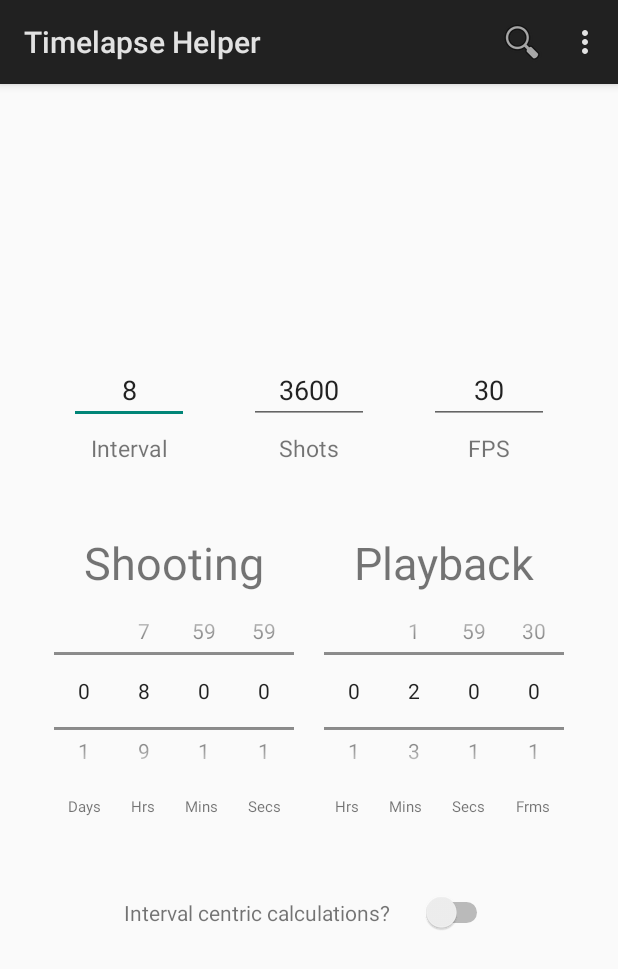
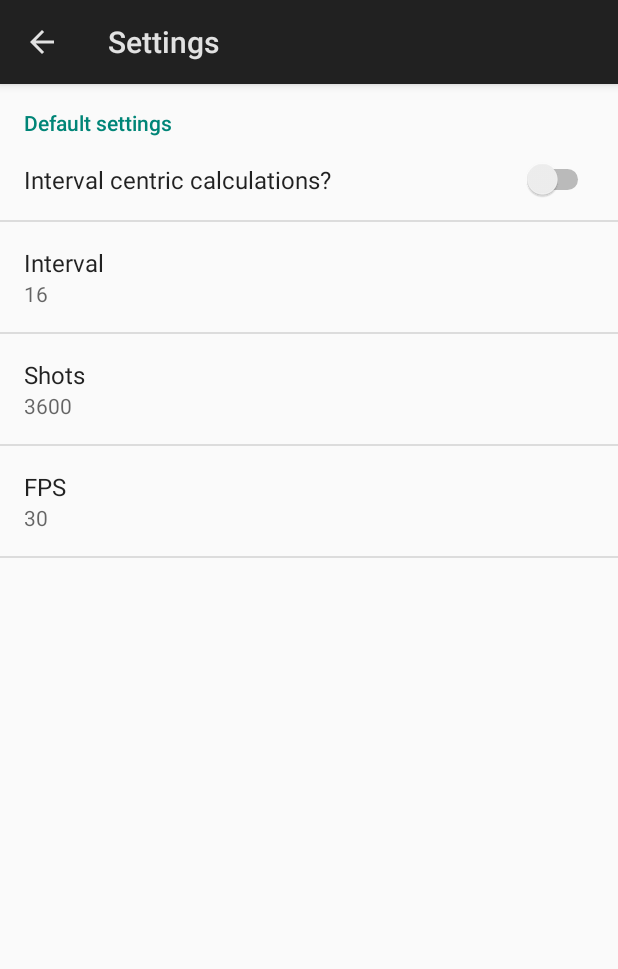
Before and after one commit to sighmon/Timelapse-Calculator-Android, an Android app: the screen it shows after launch (MainActivity before the commit, SettingsActivity after it), in the options menu, after a tap on "Settings", on a phone screen of 412 x 824 dp. Shown: the top 969 px of the screen. Run offline under Robolectric (Android 15) with nearby library versions, the phone set to English and light mode, and no system bars.

Commit message:
Added user editable default settings.

```diff
--- a/mobile/build.gradle
+++ b/mobile/build.gradle
@@ -22,5 +22,6 @@
 dependencies {
     compile fileTree(dir: 'libs', include: ['*.jar'])
     wearApp project(':wear')
-    compile 'com.google.android.gms:play-services:+'
+    compile 'com.google.android.gms:play-services:6.1.71'
+    compile 'com.android.support:support-v4:21.0.2'
 }
--- a/mobile/src/main/java/com/sighmon/timelapsehelper/MainActivity.java
+++ b/mobile/src/main/java/com/sighmon/timelapsehelper/MainActivity.java
@@ -6,7 +6,10 @@
 import android.app.Fragment;
 import android.content.DialogInterface;
 import android.content.Intent;
+import android.content.SharedPreferences;
 import android.os.Bundle;
+import android.preference.PreferenceFragment;
+import android.preference.PreferenceManager;
 import android.text.Editable;
 import android.text.TextWatcher;
 import android.util.Log;
@@ -31,10 +34,6 @@
 public class MainActivity extends Activity {
 
     public final static String EXTRA_MESSAGE = "com.sighmon.timelapsehelper.MESSAGE";
-    public final static Integer INTERVAL_FIELD = 8;
-    public final static Integer SHOTS_FIELD = 3600;
-    public final static Integer FPS_FIELD = 30;
-    public final static Boolean INTERVAL_CENTRIC = false;
 
     @Override
     protected void onCreate(Bundle savedInstanceState) {
@@ -42,9 +41,12 @@
         setContentView(R.layout.activity_main);
         if (savedInstanceState == null) {
             getFragmentManager().beginTransaction()
-                    .add(R.id.container, new PlaceholderFragment())
+                    .add(R.id.container, new MainFragment())
                     .commit();
         }
+
+        // Set default preferences, the false on the end means it's only set once
+        PreferenceManager.setDefaultValues(this, R.xml.preferences, false);
     }
 
 
@@ -62,11 +64,14 @@
         // as you specify a parent activity in AndroidManifest.xml.
         switch (item.getItemId()) {
             case R.id.menu_search:
-                Log.i("Search", "Search pressed.");
+                Log.i("Menu", "Search pressed.");
                 openSearch();
                 return true;
             case R.id.action_settings:
-//                openSettings();
+                Log.i("Menu", "Settings pressed.");
+                // Settings intent
+                Intent intent = new Intent(this, SettingsActivity.class);
+                startActivity(intent);
                 return true;
             default:
                 return super.onOptionsItemSelected(item);
@@ -100,9 +105,9 @@
     /**
      * A placeholder fragment containing a simple view.
      */
-    public static class PlaceholderFragment extends Fragment {
+    public static class MainFragment extends Fragment {
 
-        public PlaceholderFragment() {
+        public MainFragment() {
         }
 
         HashMap<NumberPicker,Integer> scrollStates = new HashMap<NumberPicker,Integer>();
@@ -114,6 +119,15 @@
         public View onCreateView(LayoutInflater inflater, ViewGroup container,
                                  Bundle savedInstanceState) {
             final View rootView = inflater.inflate(R.layout.fragment_main, container, false);
+
+            // Get shared preferences
+            SharedPreferences sharedPreferences = PreferenceManager.getDefaultSharedPreferences(rootView.getContext());
+
+            // Get the user preferences
+            String intervalFromPreferences = sharedPreferences.getString("interval_field", null);
+            String shotsFromPreferences = sharedPreferences.getString("shots_field", null);
+            String fpsFromPreferences = sharedPreferences.getString("fps_field", null);
+            Boolean intervalCentricFromPreferences = sharedPreferences.getBoolean("interval_centric", false);
 
             // Set the min/max for the pickers.
             NumberPicker shootingDays = (NumberPicker) rootView.findViewById(R.id.shooting_days);
@@ -140,7 +154,7 @@
             NumberPicker playbackSeconds = (NumberPicker) rootView.findViewById(R.id.playback_seconds);
             playbackSeconds.setMaxValue(59);
             NumberPicker playbackFrames = (NumberPicker) rootView.findViewById(R.id.playback_frames);
-            playbackFrames.setMaxValue(FPS_FIELD);
+            playbackFrames.setMaxValue(getIntegerFromStringIgnoringNumberFormatException(fpsFromPreferences));
 
             playbackGroup = Arrays.asList(
                     playbackHours,
@@ -148,17 +162,17 @@
                     playbackSeconds,
                     playbackFrames);
 
+            // Get the fields
+            EditText intervalField = (EditText) rootView.findViewById(R.id.interval);
+            EditText shotsField = (EditText) rootView.findViewById(R.id.shots);
+            EditText fpsField = (EditText) rootView.findViewById(R.id.fps);
+            final Switch intervalCentricSwitch = (Switch) rootView.findViewById(R.id.intervalCentricSwitch);
 
-            // Set the Interval, Shots & FPS fields to defaults
-            // TODO: Work out how to set app defaults in Android
-            EditText intervalField = (EditText) rootView.findViewById(R.id.interval);
-            intervalField.setText(INTERVAL_FIELD.toString(), TextView.BufferType.EDITABLE);
-            EditText shotsField = (EditText) rootView.findViewById(R.id.shots);
-            shotsField.setText(SHOTS_FIELD.toString(), TextView.BufferType.EDITABLE);
-            EditText fpsField = (EditText) rootView.findViewById(R.id.fps);
-            fpsField.setText(FPS_FIELD.toString(), TextView.BufferType.EDITABLE);
-            final Switch intervalCentricSwitch = (Switch) rootView.findViewById(R.id.intervalCentricSwitch);
-            intervalCentricSwitch.setChecked(INTERVAL_CENTRIC);
+            // Set the fields to user preferences
+            intervalField.setText(intervalFromPreferences, TextView.BufferType.EDITABLE);
+            shotsField.setText(shotsFromPreferences, TextView.BufferType.EDITABLE);
+            fpsField.setText(fpsFromPreferences, TextView.BufferType.EDITABLE);
+            intervalCentricSwitch.setChecked(intervalCentricFromPreferences);
 
             for (EditText field : new EditText[]{intervalField, shotsField, fpsField}) {
                 // When the user changes a field...
@@ -383,11 +397,15 @@
     public static int getIntegerFromEditText(View view, int objectId) {
 
         EditText et = (EditText) view.findViewById(objectId);
+        String etString = et.getText().toString();
 
-        String etString = et.getText().toString();
+        return getIntegerFromStringIgnoringNumberFormatException(etString);
+    }
+
+    public static int getIntegerFromStringIgnoringNumberFormatException(String string) {
         int etInteger = 0;
         try {
-            etInteger = Integer.parseInt(etString);
+            etInteger = Integer.parseInt(string);
         }
         catch (NumberFormatException e){/* Ignore the exception */}
 
--- /dev/null
+++ b/mobile/src/main/java/com/sighmon/timelapsehelper/SettingsActivity.java
@@ -0,0 +1,73 @@
+package com.sighmon.timelapsehelper;
+
+import android.content.SharedPreferences;
+import android.os.Bundle;
+import android.preference.EditTextPreference;
+import android.preference.Preference;
+import android.preference.PreferenceActivity;
+import android.preference.PreferenceFragment;
+import android.preference.PreferenceManager;
+import android.util.Log;
+
+import java.util.Map;
+
+public class SettingsActivity extends PreferenceActivity {
+
+    @Override
+    public void onCreate(Bundle savedInstanceState) {
+        super.onCreate(savedInstanceState);
+
+        // Display the fragment as the main content.
+        getFragmentManager().beginTransaction()
+                .replace(android.R.id.content, new SettingsFragment())
+                .commit();
+
+        PreferenceManager.setDefaultValues(this, R.xml.preferences, false);
+    }
+
+    /*** App Preferences Fragment ***/
+    public static class SettingsFragment extends PreferenceFragment implements SharedPreferences.OnSharedPreferenceChangeListener {
+        @Override
+        public void onCreate(Bundle savedInstanceState) {
+            super.onCreate(savedInstanceState);
+
+            // Load the preferences from an XML resource
+            addPreferencesFromResource(R.xml.preferences);
+
+        }
+        @Override
+        public void onResume() {
+            super.onResume();
+
+            // Set the summary to the current values
+            Map<String, ?> sharedPreferencesMap = getPreferenceScreen().getSharedPreferences().getAll();
+            for (Map.Entry<String, ?> entry : sharedPreferencesMap.entrySet()) {
+                Log.d("map values", entry.getKey() + ": " + entry.getValue().toString());
+                Preference pref = findPreference(entry.getKey());
+                if (pref instanceof EditTextPreference) {
+                    pref.setSummary(entry.getValue().toString());
+                }
+            }
+
+            // Register for changes in settings
+            getPreferenceManager().getSharedPreferences().registerOnSharedPreferenceChangeListener(this);
+
+        }
+
+        @Override
+        public void onPause() {
+            getPreferenceManager().getSharedPreferences().unregisterOnSharedPreferenceChangeListener(this);
+            super.onPause();
+        }
+
+        public void onSharedPreferenceChanged(SharedPreferences sharedPreferences,
+                                              String key) {
+            Preference pref = findPreference(key);
+            // Set summary to be the user-description for the selected value
+            if (pref instanceof EditTextPreference) {
+                EditTextPreference editTextPref = (EditTextPreference) pref;
+                pref.setSummary(editTextPref.getText());
+            }
+        }
+    }
+}
--- a/mobile/src/main/res/values/strings.xml
+++ b/mobile/src/main/res/values/strings.xml
@@ -7,6 +7,7 @@
     <string name="press_me">Press me!</string>
     <string name="edit_message">Edit me</string>
     <string name="title_activity_display_message">DisplayMessageActivity</string>
+    <string name="title_activity_settings">Settings</string>
     <string name="menu_search">Search</string>
     <string name="ok">OK</string>
     <string name="cancel">Cancel</string>
@@ -26,5 +27,6 @@
     <string name="playbackSeconds">Secs</string>
     <string name="playbackFrames">Frms</string>
     <string name="interval_centric_switch">Interval centric calculations?</string>
+    <string name="preferences_category_title">Default settings</string>
 
 </resources>
--- /dev/null
+++ b/mobile/src/main/res/xml/preferences.xml
@@ -0,0 +1,26 @@
+<?xml version="1.0" encoding="utf-8"?>
+<PreferenceScreen xmlns:android="http://schemas.android.com/apk/res/android">
+    <PreferenceCategory
+        android:title="@string/preferences_category_title"
+        android:key="pref_key_storage_settings">
+        <SwitchPreference
+            android:key="interval_centric"
+            android:title="@string/interval_centric_switch"
+            android:defaultValue="false" />
+        <EditTextPreference
+            android:key="interval_field"
+            android:title="@string/interval"
+            android:defaultValue="16"
+            android:inputType="number"/>
+        <EditTextPreference
+            android:key="shots_field"
+            android:title="@string/shots"
+            android:defaultValue="3600"
+            android:inputType="number"/>
+        <EditTextPreference
+            android:key="fps_field"
+            android:title="@string/fps"
+            android:defaultValue="30"
+            android:inputType="number"/>
+    </PreferenceCategory>
+</PreferenceScreen>
```
Also changed, not shown: mobile/src/main/AndroidManifest.xml (+11 -3 lines), 1 other file.
